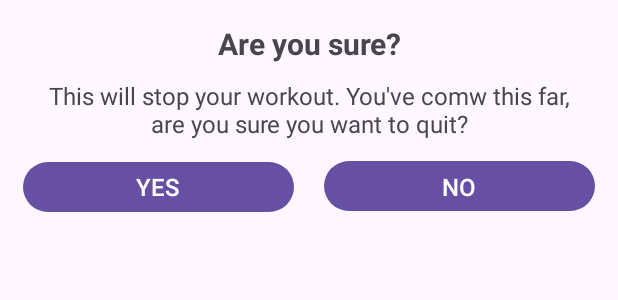
After one commit to AndreRanussi/StretchesApp, an Android app: the layout dialog_custom_back_confirmation.xml on its own in the app's theme, with its tools: preview values and no code run, on a phone screen of 412 x 824 dp. The commit adds this screen. Shown: the top 300 px of the screen. Run offline under Robolectric (Android 15) with nearby library versions, the phone set to English and light mode, and no system bars.

Commit message:
implemented a cutom dialog to ensure that a workout is not finished by mistake

```diff
--- a/app/src/main/java/com/course/stretchesapp/ExerciseActivity.kt
+++ b/app/src/main/java/com/course/stretchesapp/ExerciseActivity.kt
@@ -1,6 +1,7 @@
 package com.course.stretchesapp
 
 
+import android.app.Dialog
 import android.content.Intent
 import android.media.MediaPlayer
 import android.net.Uri
@@ -15,6 +16,7 @@ import android.view.View.INVISIBLE
 import android.view.View.VISIBLE
 import androidx.recyclerview.widget.LinearLayoutManager
 import com.course.stretchesapp.databinding.ActivityExerciseBinding
+import com.course.stretchesapp.databinding.DialogCustomBackConfirmationBinding
 import java.util.Locale
 
 
@@ -58,7 +60,7 @@ class ExerciseActivity : AppCompatActivity(), TextToSpeech.OnInitListener {
         tts = TextToSpeech(this, this)
 
         binding?.toolbarExercise?.setNavigationOnClickListener {
-            onBackPressed()
+            customDialogForBackButton()
         }
 
         val mainHandler = Handler(Looper.getMainLooper())
@@ -70,6 +72,25 @@ class ExerciseActivity : AppCompatActivity(), TextToSpeech.OnInitListener {
 
         setUpExerciseStatusRecyclerView()
 
+    }
+
+    private fun customDialogForBackButton() {
+        val customDialog = Dialog(this)
+        val dialogBinding = DialogCustomBackConfirmationBinding.inflate(layoutInflater)
+        customDialog.setContentView(dialogBinding.root)
+        customDialog.setCanceledOnTouchOutside(false)
+
+
+        dialogBinding.btnYes.setOnClickListener{
+            this@ExerciseActivity.finish()
+            customDialog.dismiss()
+        }
+
+        dialogBinding.btnNo.setOnClickListener{
+            customDialog.dismiss()
+        }
+
+        customDialog.show()
     }
 
     private fun setUpExerciseStatusRecyclerView() {
--- /dev/null
+++ b/app/src/main/res/layout/dialog_custom_back_confirmation.xml
@@ -0,0 +1,60 @@
+<?xml version="1.0" encoding="utf-8"?>
+<LinearLayout xmlns:android="http://schemas.android.com/apk/res/android"
+    android:layout_width="match_parent"
+    android:layout_height="160dp"
+    android:orientation="vertical"
+    android:padding="15dp"
+
+    >
+
+    <TextView
+        android:layout_width="match_parent"
+        android:layout_height="wrap_content"
+        android:text="Are you sure?"
+        android:gravity="center"
+        android:textSize="20sp"
+        android:textStyle="bold"
+        />
+
+    <TextView
+        android:layout_width="match_parent"
+        android:layout_height="wrap_content"
+        android:text="This will stop your workout. You've comw this far, are you sure you want to quit?"
+        android:gravity="center"
+        android:textSize="16sp"
+        android:layout_margin="10dp"
+        />
+
+    <LinearLayout
+        android:layout_width="match_parent"
+        android:layout_height="wrap_content"
+        android:orientation="horizontal"
+        >
+
+         <Button
+             android:id="@+id/btnYes"
+             android:layout_width="wrap_content"
+             android:layout_height="wrap_content"
+             android:layout_weight="1"
+             android:text="YES"
+             android:textSize="16sp"
+             android:layout_marginEnd="10dp"
+             android:padding="0dp"
+             />
+
+        <Button
+            android:id="@+id/btnNo"
+            android:layout_width="wrap_content"
+            android:layout_height="wrap_content"
+            android:layout_weight="1"
+            android:text="NO"
+            android:textSize="16sp"
+            android:layout_marginStart="10dp"
+
+            />
+
+    </LinearLayout>
+
+
+
+</LinearLayout>
```
